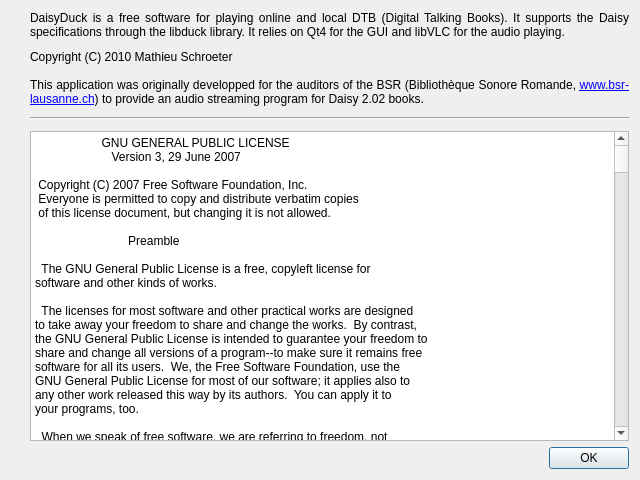
This is src/dialogAbout.ui in Skywalker13/DaisyDuck as Qt 5 draws it before an edit. The edited form follows.
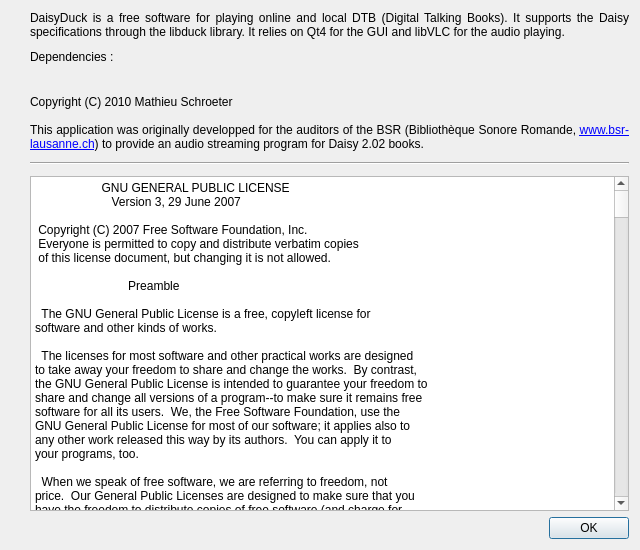
This is the edited form. Icons and pictures are not drawn.

Commit message: add the list of dependencies (with the versions) in the about dialog box

The edit to the form file:
```diff
--- a/src/dialogAbout.ui
+++ b/src/dialogAbout.ui
@@ -10,7 +10,7 @@
     <x>0</x>
     <y>0</y>
     <width>640</width>
-    <height>480</height>
+    <height>550</height>
    </rect>
   </property>
   <property name="sizePolicy">
@@ -22,13 +22,13 @@
   <property name="minimumSize">
    <size>
     <width>640</width>
-    <height>480</height>
+    <height>550</height>
    </size>
   </property>
   <property name="maximumSize">
    <size>
     <width>640</width>
-    <height>480</height>
+    <height>550</height>
    </size>
   </property>
   <property name="windowTitle">
@@ -55,7 +55,7 @@
      </property>
     </widget>
    </item>
-   <item row="2" column="1">
+   <item row="5" column="1">
     <widget class="QLabel" name="label_2">
      <property name="text">
       <string>Copyright (C) 2010 Mathieu Schroeter&lt;br/&gt;&lt;br/&gt;This application was originally developped for the auditors of the BSR (Bibliothèque Sonore Romande, &lt;a href=&quot;http://www.bsr-lausanne.ch&quot;&gt;www.bsr-lausanne.ch&lt;/a&gt;) to provide an audio streaming program for Daisy 2.02 books.</string>
@@ -74,7 +74,7 @@
      </property>
     </widget>
    </item>
-   <item row="7" column="1">
+   <item row="10" column="1">
     <widget class="QDialogButtonBox" name="buttonBox">
      <property name="orientation">
       <enum>Qt::Horizontal</enum>
@@ -84,7 +84,7 @@
      </property>
     </widget>
    </item>
-   <item row="0" column="0" rowspan="3">
+   <item row="0" column="0" rowspan="6">
     <widget class="QLabel" name="label_4">
      <property name="text">
       <string notr="true"/>
@@ -97,14 +97,14 @@
      </property>
     </widget>
    </item>
-   <item row="4" column="1">
+   <item row="7" column="1">
     <widget class="Line" name="line">
      <property name="orientation">
       <enum>Qt::Horizontal</enum>
      </property>
     </widget>
    </item>
-   <item row="1" column="1">
+   <item row="4" column="1">
     <spacer name="verticalSpacer_4">
      <property name="orientation">
       <enum>Qt::Vertical</enum>
@@ -120,7 +120,7 @@
      </property>
     </spacer>
    </item>
-   <item row="3" column="1">
+   <item row="6" column="1">
     <spacer name="verticalSpacer_2">
      <property name="orientation">
       <enum>Qt::Vertical</enum>
@@ -136,7 +136,7 @@
      </property>
     </spacer>
    </item>
-   <item row="5" column="1">
+   <item row="8" column="1">
     <spacer name="verticalSpacer_3">
      <property name="orientation">
       <enum>Qt::Vertical</enum>
@@ -152,7 +152,7 @@
      </property>
     </spacer>
    </item>
-   <item row="6" column="1">
+   <item row="9" column="1">
     <widget class="QPlainTextEdit" name="plainTextEdit">
      <property name="accessibleName">
       <string>license</string>
@@ -850,6 +850,50 @@
      </property>
     </widget>
    </item>
+   <item row="1" column="1">
+    <spacer name="verticalSpacer">
+     <property name="orientation">
+      <enum>Qt::Vertical</enum>
+     </property>
+     <property name="sizeType">
+      <enum>QSizePolicy::Fixed</enum>
+     </property>
+     <property name="sizeHint" stdset="0">
+      <size>
+       <width>20</width>
+       <height>5</height>
+      </size>
+     </property>
+    </spacer>
+   </item>
+   <item row="3" column="1">
+    <widget class="QLabel" name="labelDeps">
+     <property name="font">
+      <font>
+       <italic>true</italic>
+      </font>
+     </property>
+     <property name="text">
+      <string notr="true"/>
+     </property>
+     <property name="textFormat">
+      <enum>Qt::PlainText</enum>
+     </property>
+     <property name="openExternalLinks">
+      <bool>true</bool>
+     </property>
+     <property name="textInteractionFlags">
+      <set>Qt::LinksAccessibleByKeyboard|Qt::LinksAccessibleByMouse</set>
+     </property>
+    </widget>
+   </item>
+   <item row="2" column="1">
+    <widget class="QLabel" name="label_3">
+     <property name="text">
+      <string>Dependencies :</string>
+     </property>
+    </widget>
+   </item>
   </layout>
  </widget>
  <resources>
```
The commit also changes 1 other file.
